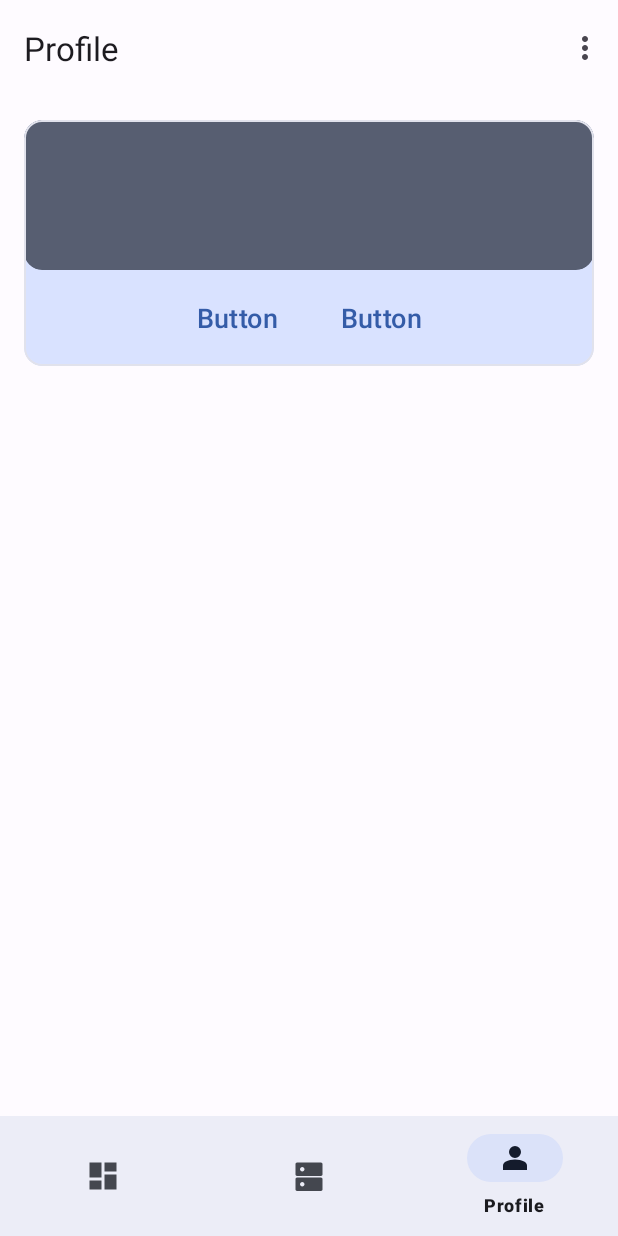
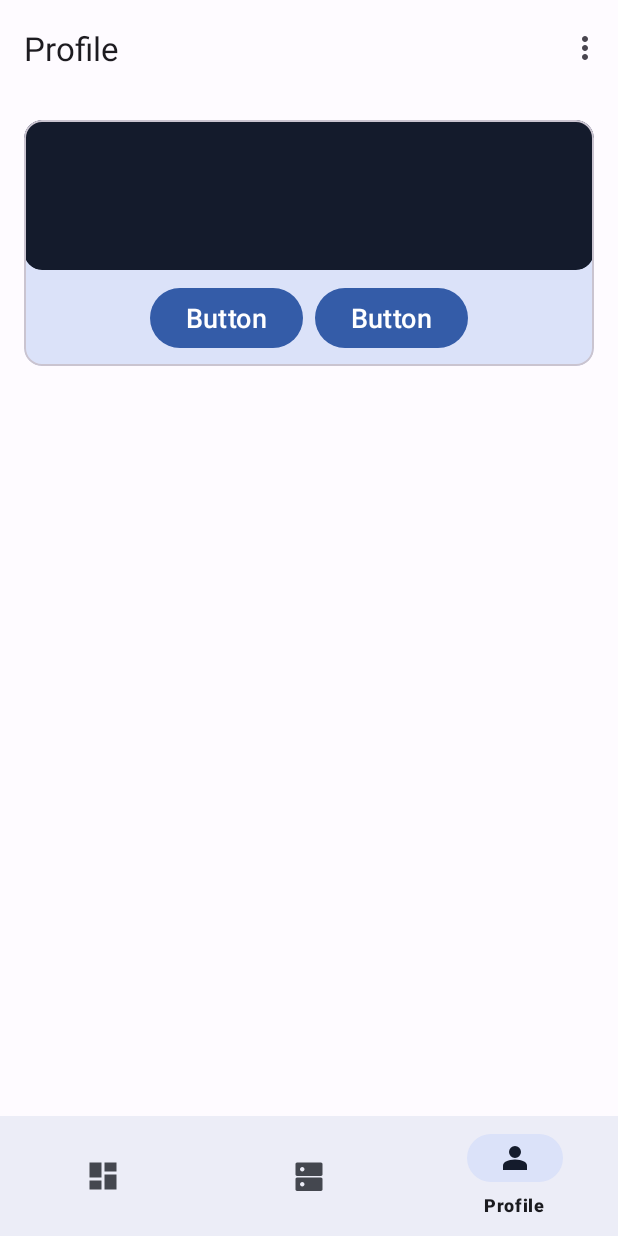
Before and after one commit to Cjiio/Uplay, an Android app: the ProfileFragment screen opened through its navigation route, on a phone screen of 412 x 824 dp. Run offline under Robolectric (Android 15) with nearby library versions, the phone set to English and light mode, and no system bars; our stand-ins replace navigation-ui.

Commit message:
Profile中切换暗黑模式，系统深色模式颜色不准确

```diff
--- a/app/src/main/AndroidManifest.xml
+++ b/app/src/main/AndroidManifest.xml
@@ -11,6 +11,7 @@
         android:roundIcon="@drawable/ic_launcher_round"
         android:supportsRtl="true"
         android:theme="@style/UplayTheme"
+        android:forceDarkAllowed="false"
         tools:targetApi="33">
         <activity
             android:name=".activity.main.MainActivity"
--- a/app/src/main/java/com/ulianla/uplay/activity/splash/SplashActivity.kt
+++ b/app/src/main/java/com/ulianla/uplay/activity/splash/SplashActivity.kt
@@ -2,6 +2,7 @@ package com.ulianla.uplay.activity.splash
 
 import android.annotation.SuppressLint
 import android.content.Intent
+import android.content.res.Configuration
 import androidx.appcompat.app.AppCompatActivity
 import android.os.Bundle
 import com.ulianla.uplay.activity.main.MainActivity
--- a/app/src/main/java/com/ulianla/uplay/ui/profile/ProfileFragment.kt
+++ b/app/src/main/java/com/ulianla/uplay/ui/profile/ProfileFragment.kt
@@ -4,12 +4,16 @@ import android.os.Bundle
 import android.view.LayoutInflater
 import android.view.View
 import android.view.ViewGroup
+import android.widget.Button
+import androidx.appcompat.app.AppCompatDelegate
 import androidx.fragment.app.Fragment
 import com.ulianla.uplay.databinding.FragmentProfileBinding
 
 class ProfileFragment : Fragment() {
 
     private var _binding: FragmentProfileBinding? = null
+    private var bt:Button? = null
+    private var hy:Button? = null
 
     // This property is only valid between onCreateView and
     // onDestroyView.
@@ -21,6 +25,16 @@ class ProfileFragment : Fragment() {
         savedInstanceState: Bundle?
     ): View {
         _binding = FragmentProfileBinding.inflate(inflater, container, false)
+        bt = binding.xx.bt;
+        bt?.setOnClickListener {
+            //切换Not Night Mode
+            AppCompatDelegate.setDefaultNightMode(AppCompatDelegate.MODE_NIGHT_NO)
+        }
+        hy = binding.xx.hy;
+        hy?.setOnClickListener {
+            //切换Night Mode
+            AppCompatDelegate.setDefaultNightMode(AppCompatDelegate.MODE_NIGHT_YES)
+        }
         val root: View = binding.root
         return root
     }
--- a/app/src/main/res/layout/fragment_profile.xml
+++ b/app/src/main/res/layout/fragment_profile.xml
@@ -31,7 +31,7 @@
         app:layout_constraintEnd_toEndOf="parent"
         app:layout_constraintStart_toStartOf="parent"
         app:layout_constraintTop_toBottomOf="@+id/appBarLayout">
-        <include layout="@layout/include_profile" />
+        <include android:id="@+id/xx" layout="@layout/include_profile" />
 
     </androidx.core.widget.NestedScrollView>
 
--- a/app/src/main/res/layout/include_profile.xml
+++ b/app/src/main/res/layout/include_profile.xml
@@ -9,8 +9,7 @@
         android:layout_width="match_parent"
         android:layout_height="wrap_content"
         app:layout_constraintTop_toTopOf="parent"
-        app:strokeColor="?attr/colorSurfaceVariant"
-        app:cardBackgroundColor="?attr/colorPrimaryContainer">
+        app:cardBackgroundColor="?attr/colorSecondaryContainer">
 
         <LinearLayout
             android:layout_width="match_parent"
@@ -22,7 +21,7 @@
                 android:layout_width="match_parent"
                 android:layout_height="100dp"
                 android:padding="16dp"
-                app:cardBackgroundColor="?attr/colorSecondary">
+                app:cardBackgroundColor="?attr/colorOnSecondaryContainer">
 
             </com.google.android.material.card.MaterialCardView>
 
@@ -35,7 +34,7 @@
                 android:layout_gravity="center">
 
                 <com.google.android.material.button.MaterialButton
-                    style="?attr/borderlessButtonStyle"
+                    android:id="@+id/bt"
                     android:layout_width="wrap_content"
                     android:layout_height="wrap_content"
                     android:layout_marginEnd="8dp"
@@ -43,7 +42,7 @@
                     android:textSize="18sp" />
 
                 <com.google.android.material.button.MaterialButton
-                    style="?attr/borderlessButtonStyle"
+                    android:id="@+id/hy"
                     android:layout_width="wrap_content"
                     android:layout_height="wrap_content"
                     android:text="Button"
```
Also changed, not shown: app/src/main/res/layout/include_dashboard.xml (+37 -44 lines), app/src/main/res/layout/include_servers.xml (+3 -5 lines).
